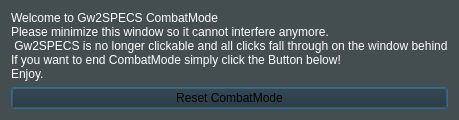
Old version of the form combatmode.ui in the repository Tyrox92/Gw2SPECS.
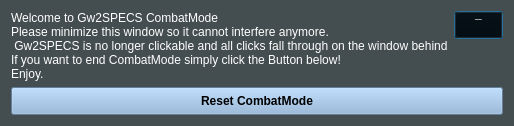
New version of the form.

Commit message:
- default name if no logged in chacter is detected and no manual name in set (removed debug lines) - changed look of combatmode window - added classes and ui for saveLog and connectionfailed (no where used yet) - fixed combat window to be funcional again
issues:
- minimize not working in combatmode

Diff of the .ui file:
```diff
--- a/combatmode.ui
+++ b/combatmode.ui
@@ -6,8 +6,8 @@
    <rect>
     <x>0</x>
     <y>0</y>
-    <width>400</width>
-    <height>112</height>
+    <width>455</width>
+    <height>117</height>
    </rect>
   </property>
   <property name="windowTitle">
@@ -28,7 +28,7 @@
 </string>
   </property>
   <layout class="QGridLayout" name="gridLayout">
-   <item row="0" column="0">
+   <item row="2" column="0">
     <widget class="QLabel" name="label">
      <property name="text">
       <string>Welcome to Gw2SPECS CombatMode
@@ -39,8 +39,67 @@
      </property>
     </widget>
    </item>
-   <item row="1" column="0">
+   <item row="2" column="1" alignment="Qt::AlignTop">
+    <widget class="QPushButton" name="minimizeButton">
+     <property name="sizePolicy">
+      <sizepolicy hsizetype="Fixed" vsizetype="Fixed">
+       <horstretch>0</horstretch>
+       <verstretch>0</verstretch>
+      </sizepolicy>
+     </property>
+     <property name="minimumSize">
+      <size>
+       <width>49</width>
+       <height>0</height>
+      </size>
+     </property>
+     <property name="maximumSize">
+      <size>
+       <width>49</width>
+       <height>16777215</height>
+      </size>
+     </property>
+     <property name="styleSheet">
+      <string notr="true">QPushButton#minimizeButton {
+    background-color: transparent;
+    font: bold 12px;
+    min-width: 10em;
+    padding: 6px;
+	color: #FFF;
+	max-width: 35px;
+	min-width: 35px;
+	width: 35px;
+}
+QPushButton#minimizeButton:pressed {
+	border-style: inset;
+ }</string>
+     </property>
+     <property name="text">
+      <string>¯</string>
+     </property>
+    </widget>
+   </item>
+   <item row="3" column="0" colspan="2">
     <widget class="QPushButton" name="buttonResetCombatMode">
+     <property name="minimumSize">
+      <size>
+       <width>154</width>
+       <height>0</height>
+      </size>
+     </property>
+     <property name="styleSheet">
+      <string notr="true">QPushButton#buttonResetCombatMode {
+    background-color: #8BB2DA;
+    font: bold 12px;
+    min-width: 10em;
+    padding: 6px;
+}
+QPushButton#buttonResetCombatMode:pressed {
+    background-color: rgb(197,216,236);
+	border-style: inset;
+ 
+}</string>
+     </property>
      <property name="text">
       <string>Reset CombatMode</string>
      </property>
```
Left out of the diff: 19 changed lines with no effect on the pictures. The commit also changes 12 other files.
